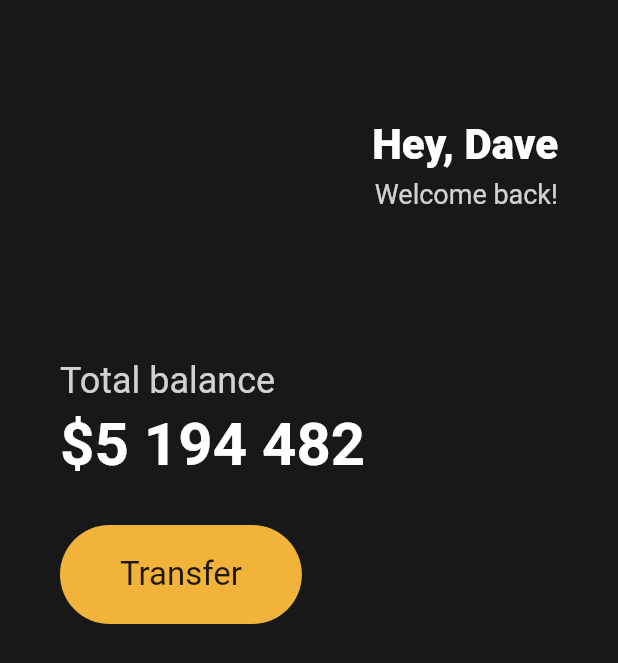
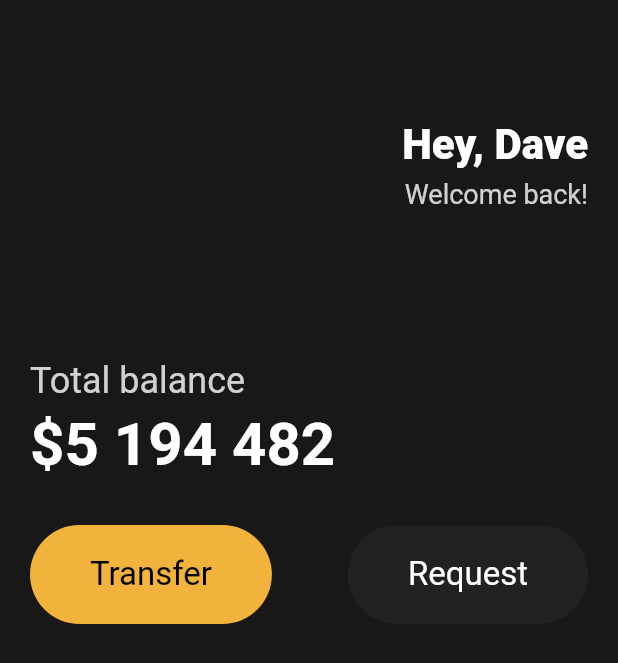
Before and after one commit to LEEHUUN/flutter-study-toonflix, a Flutter app: the screen it shows after launch, on a phone screen of 412 x 824 dp. Shown: the top 663 px of the screen. Run offline on Flutter 3.47's test engine with Material 2 defaults, Android fonts, the phone set to English and light mode, and no system bars.

Commit message:
- feat: 5강 Reusable Widgets 학습내용 commit.

```diff
--- a/lib/main.dart
+++ b/lib/main.dart
@@ -1,5 +1,5 @@
-import 'package:flutter/cupertino.dart';
 import 'package:flutter/material.dart';
+import 'package:toonflix/widgets/Button.dart';
 
 void main() {
   runApp(const App());
@@ -14,7 +14,9 @@ class App extends StatelessWidget {
       home: Scaffold(
         backgroundColor: const Color(0xFF181818),
         body: Padding(
-          padding: const EdgeInsets.symmetric(horizontal: 40),
+          padding: const EdgeInsets.symmetric(
+            horizontal: 20,
+          ),
           child: Column(
             crossAxisAlignment: CrossAxisAlignment.start,
             children: [
@@ -74,24 +76,18 @@ class App extends StatelessWidget {
                 height: 30,
               ),
               Row(
-                children: [
-                  Container(
-                    decoration: BoxDecoration(
-                      color: const Color(0xFFF2B33A),
-                      borderRadius: BorderRadius.circular(45),
-                    ),
-                    child: const Padding(
-                        padding: EdgeInsets.symmetric(
-                          vertical: 20,
-                          horizontal: 40,
-                        ),
-                        child: Text(
-                          'Transfer',
-                          style: TextStyle(
-                            fontSize: 22,
-                          ),
-                        )),
-                  )
+                mainAxisAlignment: MainAxisAlignment.spaceBetween,
+                children: const [
+                  Button(
+                    text: 'Transfer',
+                    bgColor: Color(0xFFF1B33B),
+                    textColor: Colors.black,
+                  ),
+                  Button(
+                    text: 'Request',
+                    bgColor: Color(0xFF1F2123),
+                    textColor: Colors.white,
+                  ),
                 ],
               ),
             ],
--- /dev/null
+++ b/lib/widgets/button.dart
@@ -0,0 +1,35 @@
+import 'package:flutter/material.dart';
+
+class Button extends StatelessWidget {
+  final String text;
+  final Color bgColor;
+  final Color textColor;
+
+  const Button(
+      {super.key,
+      required this.text,
+      required this.bgColor,
+      required this.textColor});
+
+  @override
+  Widget build(BuildContext context) {
+    return Container(
+      decoration: BoxDecoration(
+        color: bgColor,
+        borderRadius: BorderRadius.circular(45),
+      ),
+      child: Padding(
+          padding: const EdgeInsets.symmetric(
+            vertical: 20,
+            horizontal: 40,
+          ),
+          child: Text(
+            text,
+            style: TextStyle(
+              color: textColor,
+              fontSize: 22,
+            ),
+          )),
+    );
+  }
+}
```
Also changed, not shown: 1 other file.
